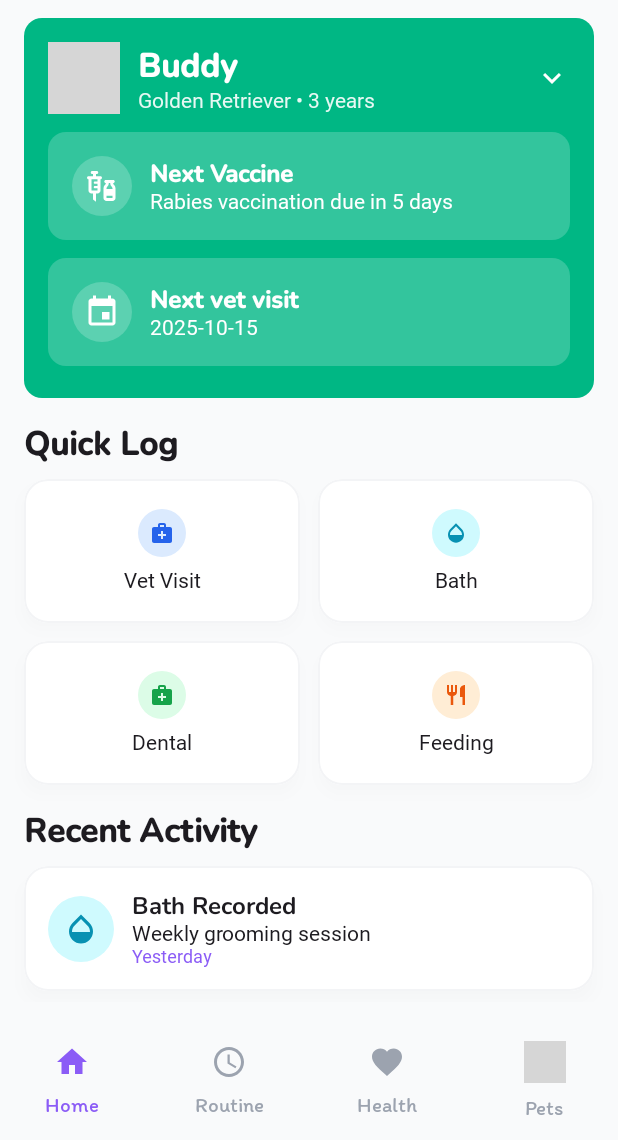
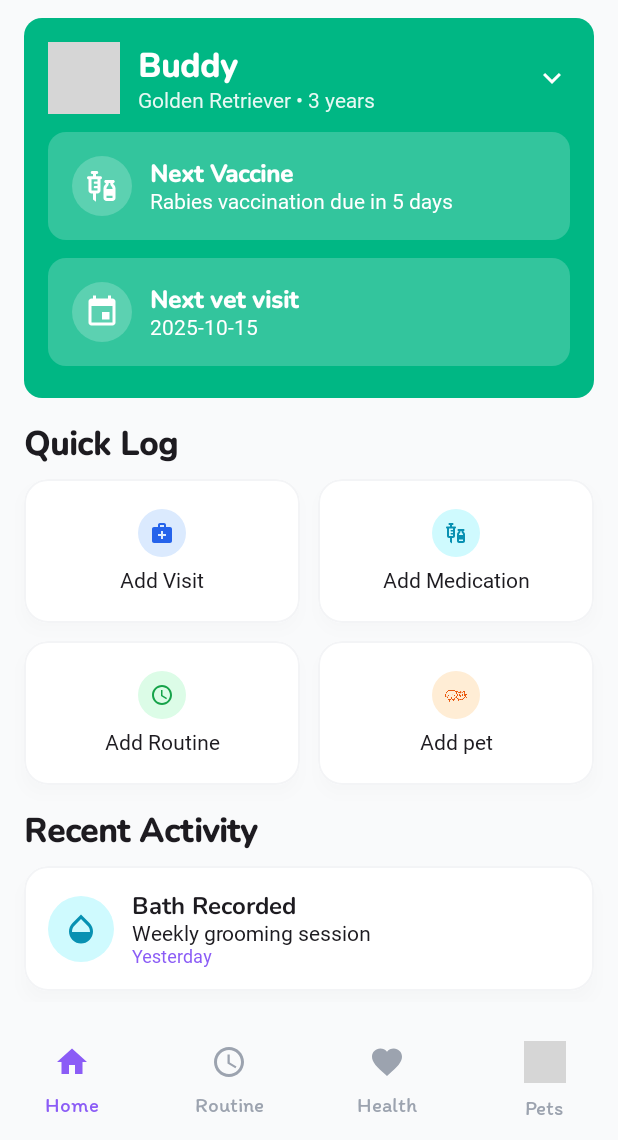
Before and after one commit to alfonsoj03/petcare-app-dev, an Android app built with Jetpack Compose: the screen it shows after launch (MainActivity), after a tap on "Create Account", on a phone screen of 412 x 824 dp, the part 96-1236 px from its top. Run offline under Robolectric (Android 15) with nearby library versions, the phone set to English and light mode, and no system bars; our stand-ins replace Firebase (no records; nobody signed in at launch, a user with empty details on screens opened directly); pictures from the network do not load; Roboto replaces fonts that are not available here; 3 statements that could not run were skipped; grey boxes are pictures that could not be loaded.

Commit message:
fix: dashboard, feat:images

```diff
--- a/app/src/main/java/com/example/mascotasapp/MainActivity.kt
+++ b/app/src/main/java/com/example/mascotasapp/MainActivity.kt
@@ -214,7 +214,12 @@ fun AppRoot() {
             }
             composable(Destinations.Dashboard.route) {
                 DashboardScreen(
-                    onOpenProfile = { navController.navigate(Destinations.Profile.route) }
+                    onOpenProfile = { navController.navigate(Destinations.Profile.route) },
+                    onAddVisit = { navController.navigate(Destinations.AddVisit.route) },
+                    onAddMedication = { navController.navigate(Destinations.MedicationAdd.route) },
+                    onAddRoutine = { navController.navigate(Destinations.RoutineAdd.route) },
+                    onAddPet = { navController.navigate(Destinations.AddPet.route) },
+                    addPetIconResId = R.drawable.cat_ndog
                 )
             }
             composable(Destinations.Health.route) {
--- a/app/src/main/java/com/example/mascotasapp/ui/screens/dashboard/DashboardScreen.kt
+++ b/app/src/main/java/com/example/mascotasapp/ui/screens/dashboard/DashboardScreen.kt
@@ -19,6 +19,7 @@ import androidx.compose.ui.unit.dp
 import coil.compose.AsyncImage
 import androidx.compose.material.icons.Icons
 import androidx.compose.material.icons.filled.MedicalServices
+import androidx.compose.material.icons.filled.Schedule
 import androidx.compose.material.icons.filled.Opacity
 import androidx.compose.material.icons.filled.Restaurant
 import androidx.compose.material.icons.filled.Pets
@@ -47,9 +48,11 @@ import androidx.compose.foundation.clickable
 fun DashboardScreen(
     onOpenHealth: () -> Unit = {},
     onOpenRoutine: () -> Unit = {},
-    onRegisterBath: () -> Unit = {},
-    onRegisterVisit: () -> Unit = {},
-    onRegisterFeeding: () -> Unit = {},
+    onAddVisit: () -> Unit = {},
+    onAddMedication: () -> Unit = {},
+    onAddRoutine: () -> Unit = {},
+    onAddPet: () -> Unit = {},
+    addPetIconResId: Int? = null,
     onOpenPetProfile: () -> Unit = {},
     onOpenProfile: () -> Unit = {}
 ) {
@@ -126,7 +129,7 @@ fun DashboardScreen(
             verticalArrangement = Arrangement.spacedBy(16.dp)
         ) {
             item { PetCard(onOpenHealth = onOpenHealth, onOpenRoutine = onOpenRoutine) }
-            item { QuickLogSection(onRegisterBath, onRegisterVisit, onRegisterFeeding) }
+            item { QuickLogSection(onAddVisit, onAddMedication, onAddRoutine, onAddPet, addPetIconResId) }
             item { RecentActivitySection() }
         }
     }
@@ -204,26 +207,28 @@ private fun InfoRowCard(title: String, subtitle: String, icon: androidx.compose.
 
 @Composable
 private fun QuickLogSection(
-    onRegisterBath: () -> Unit,
-    onRegisterVisit: () -> Unit,
-    onRegisterFeeding: () -> Unit
+    onAddVisit: () -> Unit,
+    onAddMedication: () -> Unit,
+    onAddRoutine: () -> Unit,
+    onAddPet: () -> Unit,
+    addPetIconResId: Int?
 ) {
     Text(text = "Quick Log", style = MaterialTheme.typography.titleLarge)
     Spacer(Modifier.height(8.dp))
     Column(verticalArrangement = Arrangement.spacedBy(12.dp)) {
         Row(horizontalArrangement = Arrangement.spacedBy(12.dp)) {
             QuickActionCard(
-                title = "Vet Visit",
+                title = "Add Visit",
                 icon = Icons.Default.MedicalServices,
-                onClick = onRegisterVisit,
+                onClick = onAddVisit,
                 lightBg = Color(0xFFDBEAFE),
                 darkAccent = Color(0xFF2563EB),
                 modifier = Modifier.weight(1f)
             )
             QuickActionCard(
-                title = "Bath",
-                icon = Icons.Default.Opacity,
-                onClick = onRegisterBath,
+                title = "Add Medication",
+                icon = Icons.Default.Vaccines,
+                onClick = onAddMedication,
                 lightBg = Color(0xFFCFFAFE),
                 darkAccent = Color(0xFF0891B2),
                 modifier = Modifier.weight(1f)
@@ -231,20 +236,21 @@ private fun QuickLogSection(
         }
         Row(horizontalArrangement = Arrangement.spacedBy(12.dp)) {
             QuickActionCard(
-                title = "Dental",
-                icon = Icons.Default.MedicalServices,
-                onClick = onRegisterVisit,
+                title = "Add Routine",
+                icon = Icons.Default.Schedule,
+                onClick = onAddRoutine,
                 lightBg = Color(0xFFDCFCE7),
                 darkAccent = Color(0xFF16A34A),
                 modifier = Modifier.weight(1f)
             )
             QuickActionCard(
-                title = "Feeding",
-                icon = Icons.Default.Restaurant,
-                onClick = onRegisterFeeding,
+                title = "Add pet",
+                icon = Icons.Default.Pets,
+                onClick = onAddPet,
                 lightBg = Color(0xFFFFEDD5),
                 darkAccent = Color(0xFFEA580C),
-                modifier = Modifier.weight(1f)
+                modifier = Modifier.weight(1f),
+                painterResId = addPetIconResId
             )
         }
     }
@@ -257,7 +263,8 @@ private fun QuickActionCard(
     onClick: () -> Unit,
     modifier: Modifier = Modifier,
     lightBg: Color = MaterialTheme.colorScheme.surface,
-    darkAccent: Color = MaterialTheme.colorScheme.primary
+    darkAccent: Color = MaterialTheme.colorScheme.primary,
+    painterResId: Int? = null
 ) {
     Box(
         modifier = modifier
@@ -286,6 +293,15 @@ private fun QuickActionCard(
                     color = lightBg,
                     shape = CircleShape
                 ) {
+                    if (painterResId != null) {
+                        Image(
+                            painter = painterResource(id = painterResId),
+                            contentDescription = null,
+                            modifier = Modifier
+                                .size(32.dp)
+                                .padding(8.dp)
+                        )
+                    } else {
                         Icon(
                             imageVector = icon,
                             contentDescription = null,
@@ -294,6 +310,7 @@ private fun QuickActionCard(
                                 .size(32.dp)
                                 .padding(8.dp)
                         )
+                    }
                 }
                 Spacer(Modifier.height(8.dp))
                 Text(
```
Also changed, not shown: app/src/main/res/drawable/cat_ndog.png (added). Lines whose indentation alone changed are shown as unchanged.
